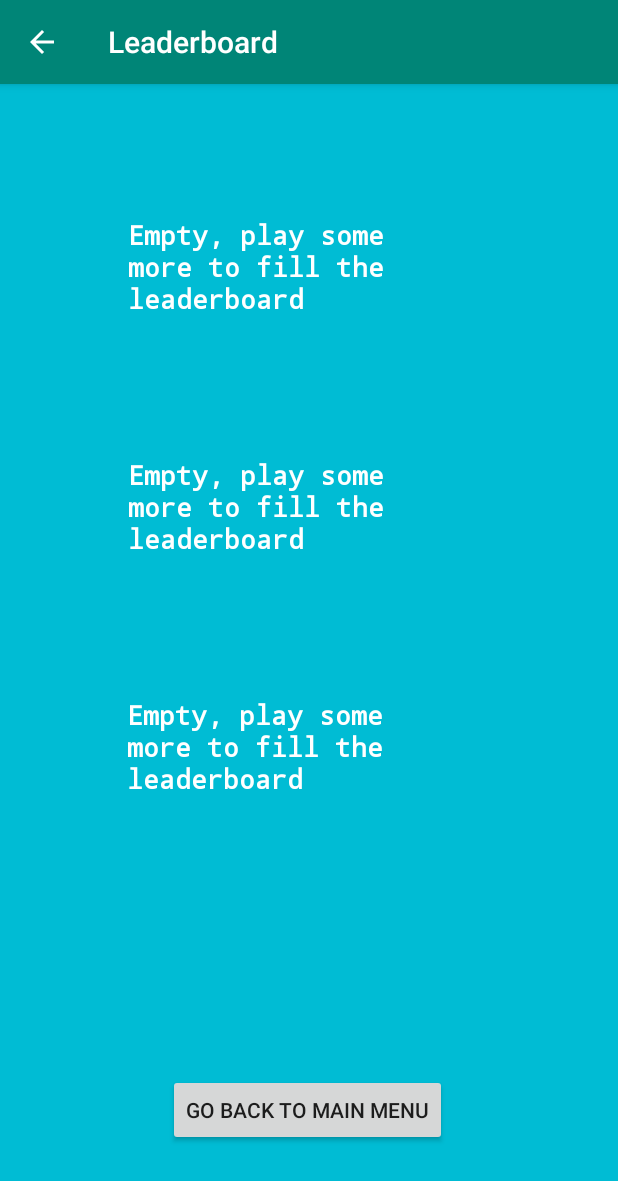
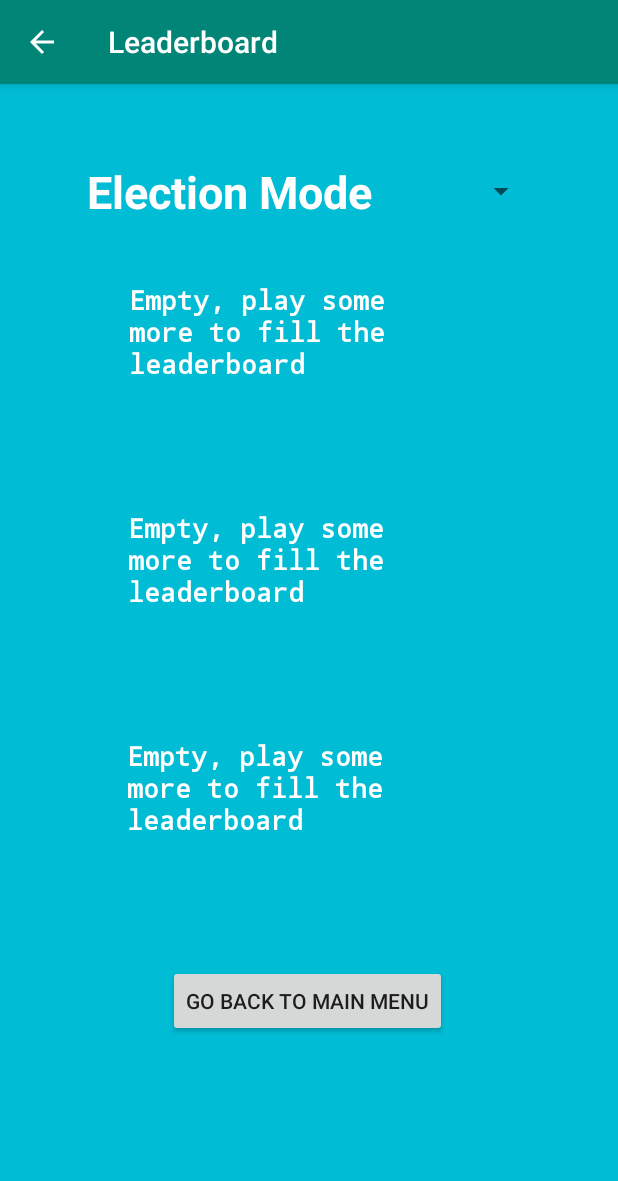
Before and after one commit to codeturtle00/Politician-Simulator, an Android app: the screen it shows after launch (LeaderBoardActivity), after a tap on "View Leaderboard", on a phone screen of 412 x 824 dp. Shown: the top 1181 px of the screen. Run offline under Robolectric (Android 15) with nearby library versions, the phone set to English and light mode, and no system bars; 2 statements that could not run were skipped.

Commit message:
Implemented spinner for LeaderBoardActivity for future features

```diff
--- a/phase2/PoliticGame/app/src/main/java/com/example/politicgame/Games/BabyGame/Timer.java
+++ b/phase2/PoliticGame/app/src/main/java/com/example/politicgame/Games/BabyGame/Timer.java
@@ -3,7 +3,7 @@ package com.example.politicgame.Games.BabyGame;
 import android.os.CountDownTimer;
 
 class Timer {
-  /** Time left. */
+  /** Time arrow_left. */
   private long timeLeftInMillis;
 
   /** Countdown timer */
@@ -26,7 +26,7 @@ class Timer {
     }
   }
 
-  /** Resumes timer with however much time the player had left before. */
+  /** Resumes timer with however much time the player had arrow_left before. */
   void resume() {
     System.out.println("resuming with time " + timeLeftInMillis);
     timer =
--- a/phase2/PoliticGame/app/src/main/java/com/example/politicgame/Games/StampGame/StampActivity.java
+++ b/phase2/PoliticGame/app/src/main/java/com/example/politicgame/Games/StampGame/StampActivity.java
@@ -45,7 +45,7 @@ public class StampActivity extends GameActivity {
 
     /*
      The Three TextView on screen that shows one's rating, the proposal, and number of
-     proposal left
+     proposal arrow_left
     */
     final TextView rating = findViewById(R.id.stamp_game_rating_score);
     final TextView promptDisplay = findViewById(R.id.npcPrompt);
--- a/phase2/PoliticGame/app/src/main/java/com/example/politicgame/Games/StampGame/StampGameHandler.java
+++ b/phase2/PoliticGame/app/src/main/java/com/example/politicgame/Games/StampGame/StampGameHandler.java
@@ -309,10 +309,10 @@ class StampGameHandler {
   }
 
   /**
-   * updates the number of proposals left that is being displayed on screen
+   * updates the number of proposals arrow_left that is being displayed on screen
    *
    * @param proposal TextView object of the proposal
-   * @param proposalLeft the integer value of the number of proposal left to be given to the user
+   * @param proposalLeft the integer value of the number of proposal arrow_left to be given to the user
    */
   private void updateProposal(TextView proposal, Integer proposalLeft) {
     String proposalLeftString = proposalLeft.toString();
@@ -320,7 +320,7 @@ class StampGameHandler {
   }
 
   /**
-   * change the proposal number displayed to the number of proposals left
+   * change the proposal number displayed to the number of proposals arrow_left
    *
    * @param proposalNum the minimum of {size of verbs, size of nouns};
    */
--- a/phase2/PoliticGame/app/src/main/java/com/example/politicgame/Leaderboard/LeaderBoardActivity.java
+++ b/phase2/PoliticGame/app/src/main/java/com/example/politicgame/Leaderboard/LeaderBoardActivity.java
@@ -4,7 +4,10 @@ import android.content.Intent;
 import android.os.Bundle;
 import android.util.Log;
 import android.view.View;
+import android.widget.AdapterView;
+import android.widget.ArrayAdapter;
 import android.widget.Button;
+import android.widget.Spinner;
 import android.widget.TextView;
 
 import com.example.politicgame.Application.PoliticGameApp;
@@ -17,13 +20,20 @@ import org.json.JSONArray;
 import org.json.JSONException;
 import org.json.JSONObject;
 
+import java.util.ArrayList;
+import java.util.Arrays;
 import java.util.Iterator;
+import java.util.List;
 
-public class LeaderBoardActivity extends GameActivity {
-
-  private PoliticGameApp app;
+public class LeaderBoardActivity extends GameActivity implements AdapterView.OnItemSelectedListener {
+  private final String MODEONE = "Election Mode";
+  private final String MODETWO = "Baby Game";
+  private final String MODETHREE = "Speech Game";
+  private final String MODEFOUR = "Stamp Game";
   private final String FILE_NAME = "user.json";
   private FileSavingService fileSaving;
+
+  private String boardType;
 
   @Override
   protected void onCreate(Bundle savedInstanceState) {
@@ -34,6 +44,24 @@ public class LeaderBoardActivity extends GameActivity {
 
     this.fileSaving = new FileSavingService(this);
 
+    // Implementation for the Spinner
+    boardType = getIntent().getStringExtra("BoardType");
+    Spinner boardMenu = findViewById(R.id.election_spinner);
+    boardMenu.setOnItemSelectedListener(this);
+
+    // The drop down menu items
+    List<String> boards = getSpinnerItem(boardType);
+
+    // Creating adapter for spinner
+    ArrayAdapter<String> dataAdapter = new ArrayAdapter<String>(this, R.layout.board_spinner_layout, boards);
+
+    // Drop down layout style - list view with radio button
+    dataAdapter.setDropDownViewResource(android.R.layout.simple_spinner_dropdown_item);
+
+    // Attaching data adapter to spinner
+    boardMenu.setAdapter(dataAdapter);
+
+    // Update the scoreboard
     updateBoard();
 
     // Return to main menu button
@@ -45,6 +73,51 @@ public class LeaderBoardActivity extends GameActivity {
             returnMainMenu();
           }
         });
+  }
+
+
+  private List<String> getSpinnerItem(String currentBoard){
+    List<String> boardsLeft = new ArrayList<>(Arrays.asList(MODEONE,MODETWO,MODETHREE,MODEFOUR));
+    List<String> boards = new ArrayList<>();
+
+    // Remove the current score board type
+    boardsLeft.remove(currentBoard);
+
+    // Add the board types in order of the current score board type and then the rest in normal order
+    boards.add(currentBoard);
+    boards.addAll(boardsLeft);
+
+    return boards;
+  }
+
+
+  public void onItemSelected(AdapterView<?> parent, View view, int position, long id) {
+    // On selecting a spinner item
+    String item = parent.getItemAtPosition(position).toString();
+
+    if(item != boardType){
+      if (item.equals("Election Mode")){
+        Log.i("ItemSelected", "Election mode leaderboard selected");
+        boardType = MODEONE;
+      } else if (item.equals("Baby Game")){
+        Log.i("ItemSelected", "Baby game mode leaderboard selected");
+        boardType = MODETWO;
+      } else if (item.equals("Speech Game")){
+        Log.i("ItemSelected", "Speech game mode leaderboard selected");
+        boardType = MODETHREE;
+      } else if (item.equals("Stamp Game")){
+        Log.i("ItemSelected", "Stamp game mode leaderboard selected");
+        boardType = MODEFOUR;
+      }
+
+      reloadBoard();
+    }
+  }
+
+
+  public void onNothingSelected(AdapterView<?> parent) {
+    Log.i("ItemSelected", "No drop down item has been selected");
+
   }
 
 
@@ -116,6 +189,7 @@ public class LeaderBoardActivity extends GameActivity {
     }
   }
 
+
   public JSONArray getBoard() {
     /** Retrieves the leaderboard information */
     JSONArray jsonList = this.fileSaving.readJsonFile(FILE_NAME);
@@ -160,9 +234,21 @@ public class LeaderBoardActivity extends GameActivity {
     return boardList;
   }
 
+
   /** Return to the previous menu */
-  public void returnMainMenu() {
-    Intent restartIntent = new Intent(this, MainActivity.class);
+  private void returnMainMenu() {
+    Intent backIntent = new Intent(this, MainActivity.class);
+    startActivity(backIntent);
+    finish();
+  }
+
+
+  /**
+   * Reload the leaderboard
+   */
+  private void reloadBoard(){
+    Intent restartIntent = new Intent(this, LeaderBoardActivity.class);
+    restartIntent.putExtra("BoardType", boardType);
     startActivity(restartIntent);
     finish();
   }
--- a/phase2/PoliticGame/app/src/main/java/com/example/politicgame/MainActivity.java
+++ b/phase2/PoliticGame/app/src/main/java/com/example/politicgame/MainActivity.java
@@ -99,6 +99,7 @@ public class MainActivity extends GameActivity {
   public void openLeaderBoard() {
     /** Opens the leaderboard screen */
     Intent switchBoardIntent = new Intent(this, LeaderBoardActivity.class);
+    switchBoardIntent.putExtra("BoardType", "Election Mode");
     startActivity(switchBoardIntent);
     finish();
   }
--- a/phase2/PoliticGame/app/src/main/res/layout/activity_leader_board.xml
+++ b/phase2/PoliticGame/app/src/main/res/layout/activity_leader_board.xml
@@ -12,7 +12,7 @@
         android:id="@+id/player3"
         android:layout_width="243dp"
         android:layout_height="120dp"
-        android:layout_marginTop="40dp"
+        android:layout_marginTop="32dp"
         android:text="Empty, play some more to fill the leaderboard"
         android:textColor="?attr/textColor"
         android:textSize="18sp"
@@ -26,13 +26,14 @@
         android:id="@+id/player2"
         android:layout_width="242dp"
         android:layout_height="120dp"
-        android:layout_marginTop="40dp"
+        android:layout_marginTop="32dp"
         android:text="Empty, play some more to fill the leaderboard"
         android:textColor="?attr/textColor"
         android:textSize="18sp"
         android:textStyle="bold"
         android:typeface="monospace"
         app:layout_constraintEnd_toEndOf="parent"
+        app:layout_constraintHorizontal_bias="0.502"
         app:layout_constraintStart_toStartOf="parent"
         app:layout_constraintTop_toBottomOf="@+id/player1" />
 
@@ -40,24 +41,35 @@
         android:id="@+id/back"
         android:layout_width="wrap_content"
         android:layout_height="wrap_content"
-        android:layout_marginBottom="60dp"
+        android:layout_marginTop="32dp"
         android:text="Go back to main Menu"
-        app:layout_constraintBottom_toBottomOf="parent"
         app:layout_constraintEnd_toEndOf="parent"
         app:layout_constraintHorizontal_bias="0.497"
-        app:layout_constraintStart_toStartOf="parent" />
+        app:layout_constraintStart_toStartOf="parent"
+        app:layout_constraintTop_toBottomOf="@+id/player3" />
 
     <TextView
         android:id="@+id/player1"
         android:layout_width="241dp"
         android:layout_height="120dp"
-        android:layout_marginTop="88dp"
+        android:layout_marginTop="32dp"
         android:text="Empty, play some more to fill the leaderboard"
         android:textColor="?attr/textColor"
         android:textSize="18sp"
         android:textStyle="bold"
         android:typeface="monospace"
         app:layout_constraintEnd_toEndOf="parent"
+        app:layout_constraintHorizontal_bias="0.505"
+        app:layout_constraintStart_toStartOf="parent"
+        app:layout_constraintTop_toBottomOf="@+id/election_spinner" />
+
+    <Spinner
+        android:id="@+id/election_spinner"
+        android:layout_width="305dp"
+        android:layout_height="55dp"
+        android:layout_marginTop="44dp"
+        app:layout_constraintEnd_toEndOf="parent"
+        app:layout_constraintHorizontal_bias="0.496"
         app:layout_constraintStart_toStartOf="parent"
         app:layout_constraintTop_toTopOf="parent" />
 
--- /dev/null
+++ b/phase2/PoliticGame/app/src/main/res/layout/board_spinner_layout.xml
@@ -0,0 +1,12 @@
+<?xml version="1.0" encoding="utf-8"?>
+
+<TextView
+    xmlns:android="http://schemas.android.com/apk/res/android"
+    android:layout_width="match_parent"
+    android:layout_height="wrap_content"
+    android:gravity="start"
+    android:padding="5dip"
+    android:textColor="#FFFFFF"
+    android:textSize="30sp"
+    android:textStyle="bold"
+    />
```
Also changed, not shown: phase2/PoliticGame/app/src/main/res/drawable/arrow_left.png (added), phase2/PoliticGame/app/src/main/res/drawable/arrow_right.png (added).
